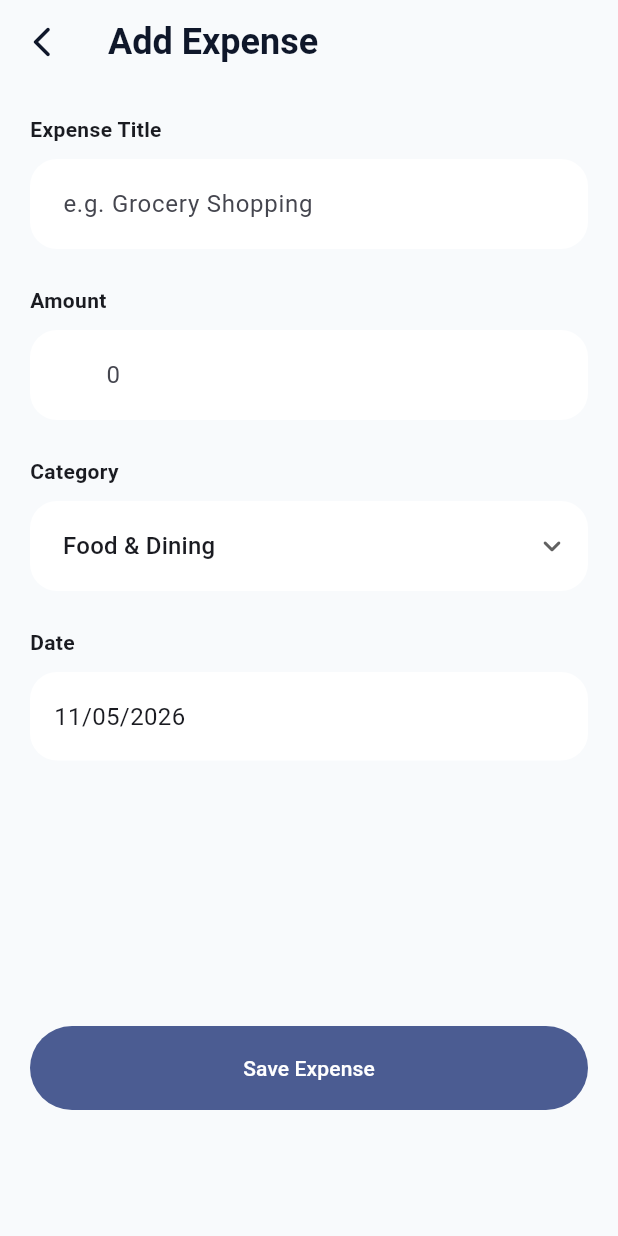
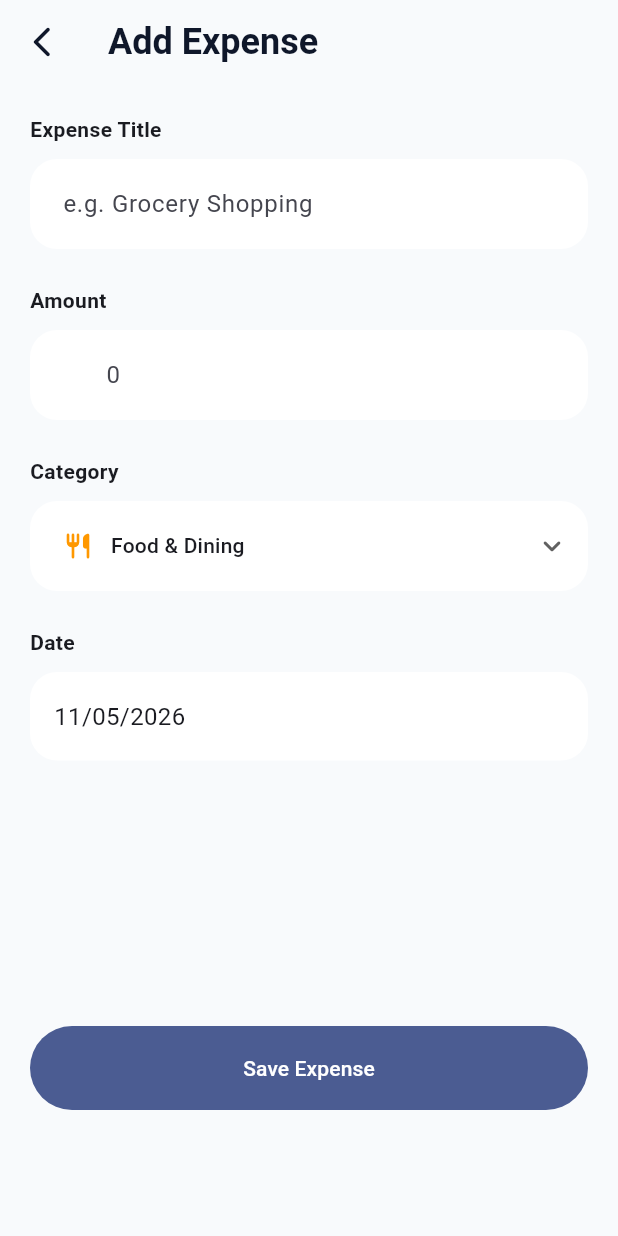
Before and after one commit to JooAndriano/personal-expense-tracker, a Flutter app: the screen it shows after launch, after a tap on "Add Expense", on a phone screen of 412 x 824 dp. Run offline on Flutter 3.47's test engine with Material 3 defaults, Android fonts, the phone set to English and light mode, and no system bars; our stand-ins replace flutter_slidable, get, get_storage, image_picker.

Commit message:
feat: add icons fot categories

```diff
--- /dev/null
+++ b/lib/core/utils/category_icon_helper.dart
@@ -0,0 +1,51 @@
+import 'package:flutter/material.dart';
+
+class CategoryIconHelper {
+  static IconData getIcon(
+      String category,
+      ) {
+    switch (category) {
+      case 'Food & Dining':
+        return Icons.restaurant_rounded;
+
+      case 'Transportation':
+        return Icons.directions_car_rounded;
+
+      case 'Shopping':
+        return Icons.shopping_bag_rounded;
+
+      case 'Bills':
+        return Icons.receipt_long_rounded;
+
+      case 'Entertainment':
+        return Icons.movie_rounded;
+
+      default:
+        return Icons.payments_rounded;
+    }
+  }
+
+  static Color getColor(
+      String category,
+      ) {
+    switch (category) {
+      case 'Food & Dining':
+        return Colors.orange;
+
+      case 'Transportation':
+        return Colors.blue;
+
+      case 'Shopping':
+        return Colors.purple;
+
+      case 'Bills':
+        return Colors.red;
+
+      case 'Entertainment':
+        return Colors.green;
+
+      default:
+        return Colors.grey;
+    }
+  }
+}
--- a/lib/features/add_expense/view/add_expense_screen.dart
+++ b/lib/features/add_expense/view/add_expense_screen.dart
@@ -5,6 +5,7 @@ import 'package:intl/intl.dart';
 import '../../../app/themes/app_colors.dart';
 import '../../../core/components/buttons/primary_button.dart';
 import '../../../core/components/textfields/app_text_field.dart';
+import '../../../core/utils/category_icon_helper.dart';
 import '../controller/add_expense_controller.dart';
 
 class AddExpenseScreen extends StatelessWidget {
@@ -169,8 +170,33 @@ class AddExpenseScreen extends StatelessWidget {
                               ) {
                             return DropdownMenuItem(
                               value: category,
-                              child: Text(
-                                category,
+                              child: Row(
+                                mainAxisSize:
+                                MainAxisSize.min,
+                                children: [
+                                  Icon(
+                                    CategoryIconHelper.getIcon(
+                                      category,
+                                    ),
+                                    size: 20,
+                                    color:
+                                    CategoryIconHelper
+                                        .getColor(
+                                      category,
+                                    ),
+                                  ),
+
+                                  const SizedBox(width: 12),
+
+                                  Text(
+                                    category,
+                                    overflow:
+                                    TextOverflow.ellipsis,
+                                    style: const TextStyle(
+                                      fontSize: 14,
+                                    ),
+                                  ),
+                                ],
                               ),
                             );
                           }).toList(),
--- a/lib/features/expense_list/view/expense_list_screen.dart
+++ b/lib/features/expense_list/view/expense_list_screen.dart
@@ -7,6 +7,7 @@ import '../../../app/routes/app_routes.dart';
 import '../../../app/themes/app_colors.dart';
 import '../../../app/themes/app_text_styles.dart';
 import '../../../core/extensions/currency_extension.dart';
+import '../../../core/utils/category_icon_helper.dart';
 import '../../profile/controller/profile_controller.dart';
 import '../controller/expense_list_controller.dart';
 import 'widgets/expense_item.dart';
@@ -486,14 +487,32 @@ class ExpenseListScreen extends StatelessWidget {
                                     ) {
                                   return DropdownMenuItem(
                                     value: category,
-                                    child: Text(
-                                      category,
-                                      overflow:
-                                      TextOverflow.ellipsis,
-                                      maxLines: 1,
-                                      style: const TextStyle(
-                                        fontSize: 14,
-                                      ),
+                                    child: Row(
+                                      children: [
+                                        if (category != 'All')
+                                          Icon(
+                                            CategoryIconHelper.getIcon(
+                                              category,
+                                            ),
+                                            size: 18,
+                                            color:
+                                            CategoryIconHelper
+                                                .getColor(
+                                              category,
+                                            ),
+                                          ),
+
+                                        if (category != 'All')
+                                          const SizedBox(width: 10),
+
+                                        Expanded(
+                                          child: Text(
+                                            category,
+                                            overflow:
+                                            TextOverflow.ellipsis,
+                                          ),
+                                        ),
+                                      ],
                                     ),
                                   );
                                 }).toList(),
--- a/lib/features/expense_list/view/widgets/expense_item.dart
+++ b/lib/features/expense_list/view/widgets/expense_item.dart
@@ -6,6 +6,7 @@ import '../../../../app/themes/app_text_styles.dart';
 import '../../../../core/extensions/currency_extension.dart';
 import '../../../../core/extensions/date_extension.dart';
 import '../../../../data/models/expense_model.dart';
+import '../../../../core/utils/category_icon_helper.dart';
 
 class ExpenseItem extends StatelessWidget {
   final ExpenseModel expense;
@@ -70,19 +71,26 @@ class ExpenseItem extends StatelessWidget {
                 height: 56,
                 decoration: BoxDecoration(
                   color:
-                  AppColors.primary
-                      .withValues(
-                    alpha: 0.08,
+                  CategoryIconHelper
+                      .getColor(
+                    expense.category,
+                  ).withValues(
+                    alpha: 0.12,
                   ),
                   borderRadius:
                   BorderRadius.circular(
                     18,
                   ),
                 ),
-                child: const Icon(
-                  Icons.payments_rounded,
+                child: Icon(
+                  CategoryIconHelper.getIcon(
+                    expense.category,
+                  ),
                   color:
-                  AppColors.primary,
+                  CategoryIconHelper
+                      .getColor(
+                    expense.category,
+                  ),
                 ),
               ),
 
```
